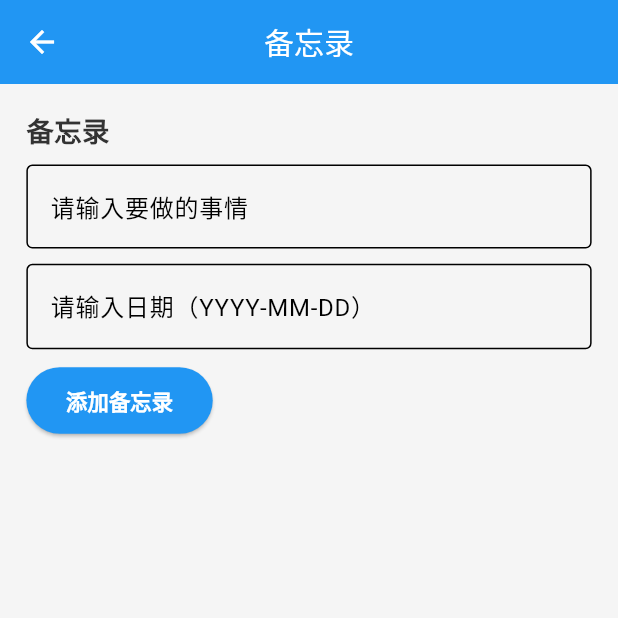
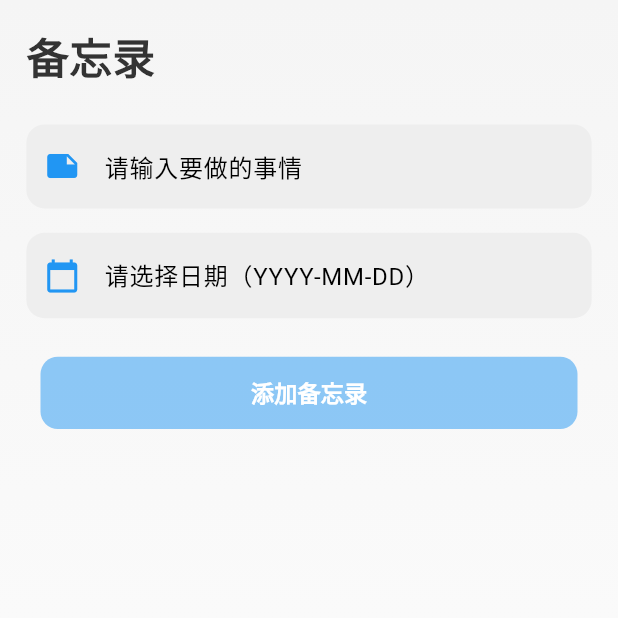
Before and after one commit to yydcc/cccc1, a Flutter app: the ScheduleView screen opened by its route, on a phone screen of 412 x 824 dp, the top half of it. Run offline on Flutter 3.47's test engine with Material 3 defaults, Android fonts, the phone set to English and light mode, and no system bars; drawn by our look-alikes of oktoast; our stand-ins replace cached_network_image, dio, easy_refresh, file_picker, flutter_easyloading, flutter_screenutil and 3 more; accounts and stored records are empty.

Commit message:
备忘录功能界面优化

```diff
--- a/lib/model/assignment_model.dart
+++ b/lib/model/assignment_model.dart
@@ -1,4 +1,3 @@
-import 'dart:ffi';
 import 'dart:ui';
 
 import 'package:cccc1/model/submission_model.dart';
--- a/lib/module/schedule/schedule_controller.dart
+++ b/lib/module/schedule/schedule_controller.dart
@@ -1,10 +1,34 @@
+import 'package:flutter/material.dart';
 import 'package:get/get.dart';
-import 'package:flutter/material.dart';
+
+class Schedule {
+  String task;
+  String date;
+  bool isCompleted;
+
+  Schedule({required this.task, required this.date, this.isCompleted = false});
+}
 
 class ScheduleController extends GetxController {
-  final TextEditingController taskController = TextEditingController();
-  final TextEditingController dateController = TextEditingController();
-  final RxList<Schedule> schedules = <Schedule>[].obs;
+  final taskController = TextEditingController();
+  final dateController = TextEditingController();
+  final schedules = <Schedule>[].obs;
+  final isTaskValid = false.obs;
+  final taskError = ''.obs;
+  final dateError = ''.obs;
+
+  @override
+  void onInit() {
+    super.onInit();
+    taskController.addListener(() {
+      taskError.value = '';
+      validateInputs();
+    });
+    dateController.addListener(() {
+      dateError.value = '';
+      validateInputs();
+    });
+  }
 
   @override
   void onClose() {
@@ -13,23 +37,41 @@ class ScheduleController extends GetxController {
     super.onClose();
   }
 
+  void validateInputs() {
+    isTaskValid.value = taskController.text.isNotEmpty && dateController.text.isNotEmpty;
+  }
+
   void addMemo() {
-    if (taskController.text.isNotEmpty && dateController.text.isNotEmpty) {
-      schedules.add(Schedule(
-        task: taskController.text,
-        date: dateController.text,
-      ));
-      taskController.clear();
-      dateController.clear();
-    } else {
-      Get.snackbar('提示', '请输入任务和日期');
+    if (taskController.text.isEmpty) {
+      taskError.value = '请输入备忘事项';
+      return;
     }
+    if (dateController.text.isEmpty) {
+      dateError.value = '请选择日期';
+      return;
+    }
+
+    schedules.add(Schedule(
+      task: taskController.text,
+      date: dateController.text,
+    ));
+    Get.snackbar(
+      '成功',
+      '备忘录已添加',
+      snackPosition: SnackPosition.TOP,
+      backgroundColor: Colors.green,
+      colorText: Colors.white,
+      duration: const Duration(seconds: 2),
+    );
+    taskController.clear();
+    dateController.clear();
+    taskError.value = '';
+    dateError.value = '';
+    isTaskValid.value = false;
+  }
+
+  void toggleCompletion(int index) {
+    schedules[index].isCompleted = !schedules[index].isCompleted;
+    schedules.refresh();
   }
 }
-
-class Schedule {
-  final String task;
-  final String date;
-
-  Schedule({required this.task, required this.date});
-}
--- a/lib/module/schedule/schedule_view.dart
+++ b/lib/module/schedule/schedule_view.dart
@@ -13,12 +13,17 @@ class ScheduleView extends GetView<ScheduleController> {
   @override
   Widget build(BuildContext context) {
     return Scaffold(
-      backgroundColor: GlobalThemData.backgroundColor,
-      appBar: AppBar(
-        title: const Text('备忘录'),
-        centerTitle: true,
+      backgroundColor: Colors.grey[100],
+      body: Container(
+        decoration: BoxDecoration(
+          gradient: LinearGradient(
+            begin: Alignment.topCenter,
+            end: Alignment.bottomCenter,
+            colors: [Colors.grey[100]!, Colors.white],
           ),
-      body: Container(
+        ),
+        child: SafeArea(
+          child: Padding(
             padding: EdgeInsets.all(16.w),
             child: Column(
               crossAxisAlignment: CrossAxisAlignment.start,
@@ -26,27 +31,53 @@ class ScheduleView extends GetView<ScheduleController> {
                 Text(
                   '备忘录',
                   style: TextStyle(
-                fontSize: 18.sp,
-                fontWeight: FontWeight.bold,
+                    fontSize: 28.sp,
+                    fontWeight: FontWeight.w700,
                     color: GlobalThemData.textPrimaryColor,
                   ),
                 ),
-            SizedBox(height: 10.h),
-            TextField(
+                SizedBox(height: 24.h),
+                Obx(() => TextField(
                   controller: controller.taskController,
                   decoration: InputDecoration(
                     hintText: '请输入要做的事情',
-                border: OutlineInputBorder(),
+                    filled: true,
+                    fillColor: Colors.grey[200],
+                    border: OutlineInputBorder(
+                      borderRadius: BorderRadius.circular(12.r),
+                      borderSide: BorderSide.none,
                     ),
+                    prefixIcon: Icon(Icons.note, color: Theme.of(context).primaryColor),
+                    suffixIcon: controller.taskController.text.isNotEmpty
+                        ? IconButton(
+                      icon: Icon(Icons.clear, color: GlobalThemData.textSecondaryColor),
+                      onPressed: () => controller.taskController.clear(),
+                    )
+                        : null,
+                    errorText: controller.taskError.value.isEmpty ? null : controller.taskError.value,
                   ),
-            SizedBox(height: 10.h),
-            GestureDetector(
+                )),
+                SizedBox(height: 16.h),
+                Obx(() => GestureDetector(
                   onTap: () async {
                     DateTime? pickedDate = await showDatePicker(
                       context: context,
                       initialDate: DateTime.now(),
                       firstDate: DateTime(2000),
                       lastDate: DateTime(2101),
+                      builder: (context, child) {
+                        return Theme(
+                          data: Theme.of(context).copyWith(
+                            colorScheme: ColorScheme.light(
+                              primary: Theme.of(context).primaryColor,
+                              onPrimary: Colors.white,
+                              surface: Colors.grey[100]!,
+                            ),
+                            dialogBackgroundColor: Colors.white,
+                          ),
+                          child: child!,
+                        );
+                      },
                     );
                     if (pickedDate != null) {
                       controller.dateController.text = DateFormat('yyyy-MM-dd').format(pickedDate);
@@ -56,37 +87,104 @@ class ScheduleView extends GetView<ScheduleController> {
                     child: TextField(
                       controller: controller.dateController,
                       decoration: InputDecoration(
-                    hintText: '请输入日期（YYYY-MM-DD）',
-                    border: OutlineInputBorder(),
+                        hintText: '请选择日期（YYYY-MM-DD）',
+                        filled: true,
+                        fillColor: Colors.grey[200],
+                        border: OutlineInputBorder(
+                          borderRadius: BorderRadius.circular(12.r),
+                          borderSide: BorderSide.none,
+                        ),
+                        prefixIcon: Icon(Icons.calendar_today, color: Theme.of(context).primaryColor),
+                        errorText: controller.dateError.value.isEmpty ? null : controller.dateError.value,
+                      ),
+                    ),
+                  ),
+                )),
+                SizedBox(height: 24.h),
+                Obx(() => AnimatedScale(
+                  scale: controller.isTaskValid.value ? 1.0 : 0.95,
+                  duration: const Duration(milliseconds: 200),
+                  child: Tooltip(
+                    message: controller.isTaskValid.value ? '添加备忘录' : '请填写备忘事项和日期',
+                    child: SizedBox(
+                      width: double.infinity,
+                      height: 50.h,
+                      child: ElevatedButton(
+                        onPressed: controller.isTaskValid.value ? controller.addMemo : null,
+                        style: ElevatedButton.styleFrom(
+                          backgroundColor: Theme.of(context).primaryColor,
+                          disabledBackgroundColor: Theme.of(context).primaryColor.withOpacity(0.5),
+                          elevation: 5,
+                          shadowColor: Theme.of(context).primaryColor.withOpacity(0.3),
+                          shape: RoundedRectangleBorder(
+                            borderRadius: BorderRadius.circular(12.r),
+                          ),
+                        ),
+                        child: Text(
+                          '添加备忘录',
+                          style: TextStyle(
+                            fontSize: 16.sp,
+                            fontWeight: FontWeight.w600,
+                            color: Colors.white,
                           ),
                         ),
                       ),
                     ),
-            SizedBox(height: 10.h),
-            ElevatedButton(
-              onPressed: controller.addMemo,
-              style: ElevatedButton.styleFrom(
-                backgroundColor: Theme.of(context).primaryColor,
-                padding: EdgeInsets.symmetric(horizontal: 24.w, vertical: 12.h),
                   ),
-              child: Text(
-                '添加备忘录',
-                style: TextStyle(
-                  fontSize: 14.sp,
-                  fontWeight: FontWeight.bold,
-                  color: Colors.white,
-                ),
-              ),
-            ),
-            SizedBox(height: 10.h),
+                )),
+                SizedBox(height: 24.h),
                 Expanded(
                   child: Obx(() => ListView.builder(
                     itemCount: controller.schedules.length,
                     itemBuilder: (context, index) {
                       final schedule = controller.schedules[index];
-                  return ListTile(
-                    title: Text(schedule.task),
-                    subtitle: Text(schedule.date),
+                      return AnimatedOpacity(
+                        opacity: schedule.isCompleted ? 0.6 : 1.0,
+                        duration: const Duration(milliseconds: 300),
+                        child: Padding(
+                          padding: EdgeInsets.symmetric(vertical: 8.h),
+                          child: AnimatedContainer(
+                            duration: const Duration(milliseconds: 200),
+                            decoration: BoxDecoration(
+                              color: Colors.white,
+                              borderRadius: BorderRadius.circular(12.r),
+                              boxShadow: [
+                                BoxShadow(
+                                  color: Colors.grey.withOpacity(0.2),
+                                  spreadRadius: 1,
+                                  blurRadius: 5,
+                                  offset: const Offset(0, 2),
+                                ),
+                              ],
+                            ),
+                            child: ListTile(
+                              leading: Checkbox(
+                                value: schedule.isCompleted,
+                                onChanged: (value) => controller.toggleCompletion(index),
+                                activeColor: Theme.of(context).primaryColor,
+                              ),
+                              title: Text(
+                                schedule.task,
+                                style: TextStyle(
+                                  fontSize: 16.sp,
+                                  decoration: schedule.isCompleted
+                                      ? TextDecoration.lineThrough
+                                      : TextDecoration.none,
+                                  color: schedule.isCompleted
+                                      ? GlobalThemData.textSecondaryColor
+                                      : GlobalThemData.textPrimaryColor,
+                                ),
+                              ),
+                              subtitle: Text(
+                                schedule.date,
+                                style: TextStyle(
+                                  fontSize: 14.sp,
+                                  color: GlobalThemData.textSecondaryColor,
+                                ),
+                              ),
+                            ),
+                          ),
+                        ),
                       );
                     },
                   )),
@@ -94,6 +192,8 @@ class ScheduleView extends GetView<ScheduleController> {
               ],
             ),
           ),
+        ),
+      ),
     );
   }
 }
```
Also changed, not shown: pubspec.lock. Lines whose indentation alone changed are shown as unchanged.
